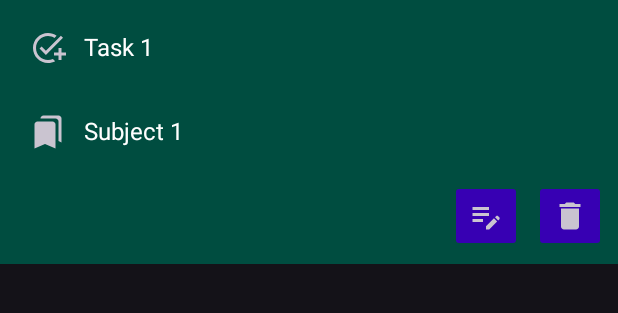
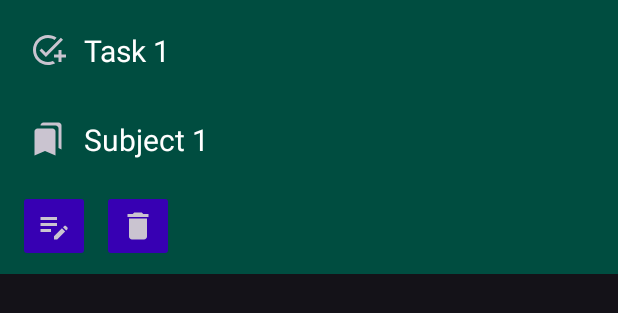
Before and after one commit to Sendiko/Homework-Manager-2.0, an Android app: the layout task.xml on its own in the app's theme, with its tools: preview values and no code run, on a phone screen of 412 x 824 dp. Shown: the top 313 px of the screen. Run offline under Robolectric (Android 15) with nearby library versions, the phone set to English and light mode, and no system bars.

Commit message:
minor UI changes

```diff
--- a/app/src/main/res/layout/activity_main.xml
+++ b/app/src/main/res/layout/activity_main.xml
@@ -25,7 +25,7 @@
         android:layout_width="wrap_content"
         android:layout_height="wrap_content"
         android:clickable="true"
-        android:visibility="gone"
+        android:visibility="visible"
         android:layout_marginBottom="24dp"
         android:src="@drawable/ic_baseline_playlist_add_24"
         app:layout_constraintBottom_toTopOf="@+id/button_menu"
--- a/app/src/main/res/layout/task.xml
+++ b/app/src/main/res/layout/task.xml
@@ -1,6 +1,7 @@
 <?xml version="1.0" encoding="utf-8"?>
 <LinearLayout xmlns:android="http://schemas.android.com/apk/res/android"
     xmlns:app="http://schemas.android.com/apk/res-auto"
+    xmlns:tools="http://schemas.android.com/tools"
     android:layout_width="match_parent"
     android:layout_height="wrap_content"
     android:background="#004D40"
@@ -19,7 +20,7 @@
         android:padding="12dp"
         android:text="@string/task_1"
         android:textColor="@color/white"
-        android:textSize="16sp"
+        android:textSize="20sp"
         app:drawableStartCompat="@drawable/ic_baseline_add_task_24" />
 
     <TextView
@@ -30,36 +31,39 @@
         android:layout_marginTop="4dp"
         android:layout_marginEnd="8dp"
         android:layout_marginBottom="8dp"
+        android:drawablePadding="12dp"
         android:padding="12dp"
-        android:drawablePadding="12dp"
         android:text="@string/subject_1"
         android:textColor="@color/white"
-        android:textSize="16sp"
+        android:textSize="20sp"
         app:drawableStartCompat="@drawable/ic_baseline_bookmarks_24" />
 
     <LinearLayout
         android:layout_width="match_parent"
         android:layout_height="match_parent"
         android:orientation="horizontal">
+
         <ImageButton
             android:id="@+id/button_update"
-            android:src="@drawable/ic_baseline_edit_note_24"
+            style="@style/Widget.Material3.MaterialTimePicker.ImageButton"
             android:layout_width="wrap_content"
             android:layout_height="wrap_content"
-            android:text="@string/update"
+            android:layout_marginStart="12dp"
             android:layout_marginBottom="8dp"
             android:backgroundTint="@color/design_default_color_primary_variant"
-            style="@style/Widget.Material3.MaterialTimePicker.ImageButton"
-            android:layout_marginStart="300dp"/>
+            android:src="@drawable/ic_baseline_edit_note_24"
+            android:text="@string/update"
+            tools:ignore="SpeakableTextPresentCheck" />
 
         <ImageButton
+            style="@style/Widget.Material3.MaterialTimePicker.ImageButton"
             android:layout_width="wrap_content"
+            android:layout_height="wrap_content"
+            android:layout_marginStart="8dp"
+            android:layout_marginBottom="8dp"
             android:backgroundTint="@color/design_default_color_primary_variant"
             android:src="@drawable/ic_baseline_delete_24"
-            android:layout_height="wrap_content"
             android:text="@string/delete"
-            android:layout_marginBottom="8dp"
-            style="@style/Widget.Material3.MaterialTimePicker.ImageButton"
-            android:layout_marginStart="8dp"/>
+            tools:ignore="SpeakableTextPresentCheck" />
     </LinearLayout>
 </LinearLayout>
```
